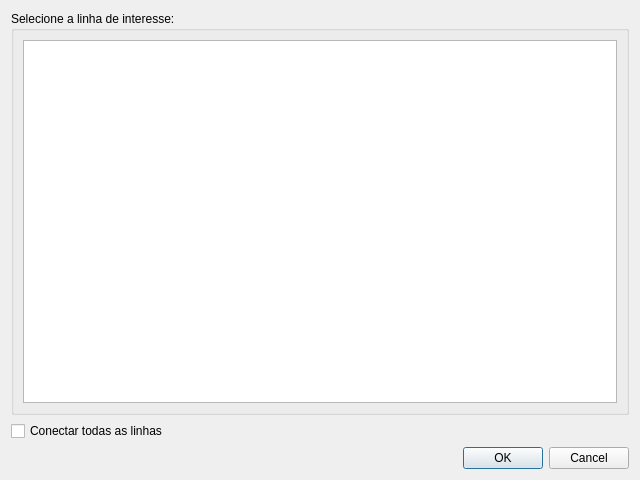
Before: the Qt Designer form app/view/ui/selectFeature.ui in matheusfillipe/Topografia, drawn with Qt 5.
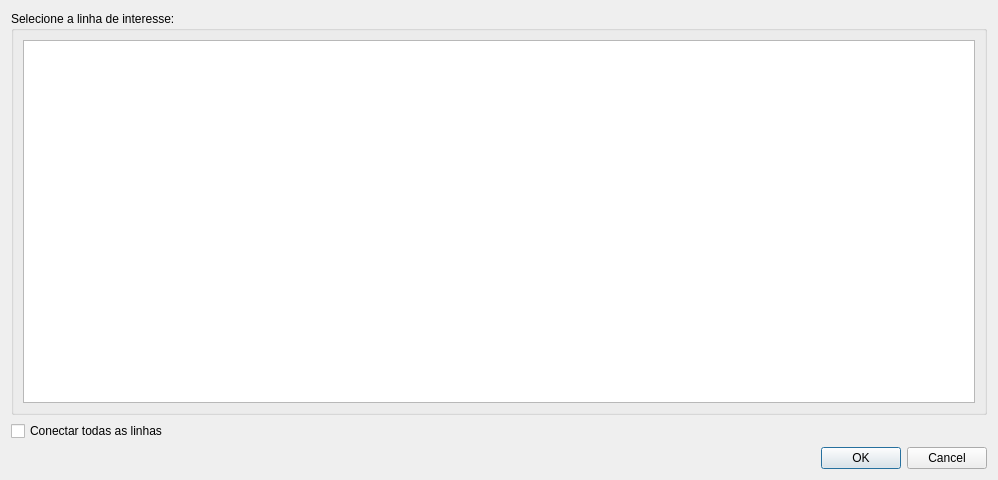
After: the same form once the commit is applied.

```diff
--- a/app/view/ui/selectFeature.ui
+++ b/app/view/ui/selectFeature.ui
@@ -6,7 +6,7 @@
    <rect>
     <x>0</x>
     <y>0</y>
-    <width>640</width>
+    <width>998</width>
     <height>480</height>
    </rect>
   </property>
```
Left out of the diff: 26 changed lines with no effect on the pictures.
